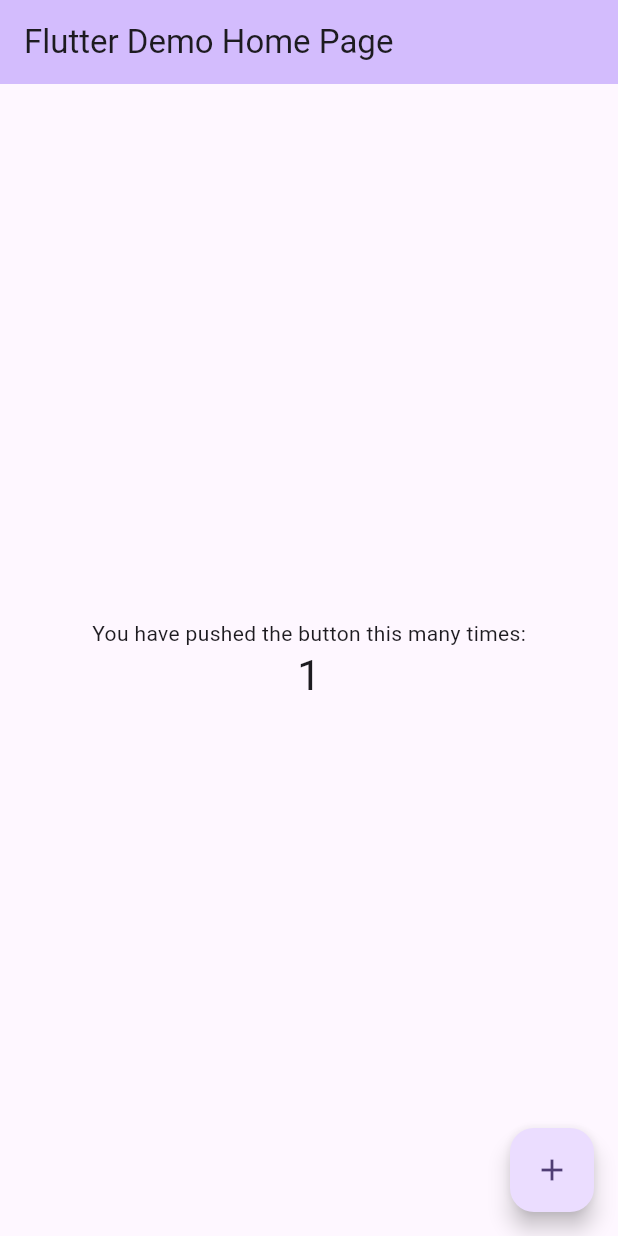
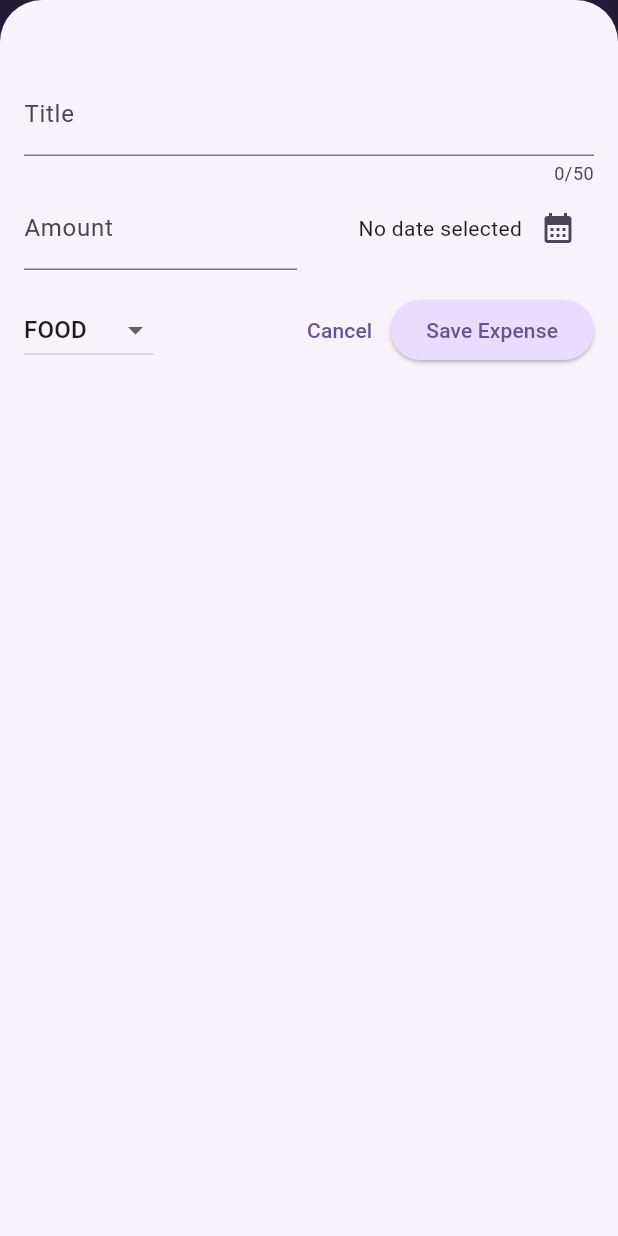
Before and after one commit to Nyctophilia58/expense_tracker, a Flutter app: the screen it shows after launch, after a tap on the "add" icon, on a phone screen of 412 x 824 dp. Run offline on Flutter 3.47's test engine with Material 3 defaults, Android fonts, the phone set to English and light mode, and no system bars.

Commit message:
My expense tracker app

```diff
--- a/lib/main.dart
+++ b/lib/main.dart
@@ -1,4 +1,14 @@
 import 'package:flutter/material.dart';
+import 'package:expense_tracker/widgets/expenses.dart';
+
+var kColorScheme = ColorScheme.fromSeed(
+    seedColor: const Color.fromARGB(255, 96, 59, 181)
+);
+
+var kDarkColorScheme = ColorScheme.fromSeed(
+    brightness: Brightness.dark,
+    seedColor: const Color.fromARGB(255, 5, 99, 125)
+);
 
 void main() {
   runApp(const MyApp());
@@ -11,115 +21,67 @@ class MyApp extends StatelessWidget {
   @override
   Widget build(BuildContext context) {
     return MaterialApp(
-      title: 'Flutter Demo',
-      theme: ThemeData(
-        // This is the theme of your application.
-        //
-        // TRY THIS: Try running your application with "flutter run". You'll see
-        // the application has a purple toolbar. Then, without quitting the app,
-        // try changing the seedColor in the colorScheme below to Colors.green
-        // and then invoke "hot reload" (save your changes or press the "hot
-        // reload" button in a Flutter-supported IDE, or press "r" if you used
-        // the command line to start the app).
-        //
-        // Notice that the counter didn't reset back to zero; the application
-        // state is not lost during the reload. To reset the state, use hot
-        // restart instead.
-        //
-        // This works for code too, not just values: Most code changes can be
-        // tested with just a hot reload.
-        colorScheme: ColorScheme.fromSeed(seedColor: Colors.deepPurple),
+      darkTheme: ThemeData.dark().copyWith(
         useMaterial3: true,
+        colorScheme: kDarkColorScheme,
+        cardTheme: const CardTheme().copyWith(
+          color: kDarkColorScheme.secondaryContainer,
+          margin: const EdgeInsets.symmetric(
+            horizontal: 16,
+            vertical: 8,
+          ),
+        ),
+        elevatedButtonTheme: ElevatedButtonThemeData(
+          style: ElevatedButton.styleFrom(
+            backgroundColor: kDarkColorScheme.primaryContainer,
+            foregroundColor: kDarkColorScheme.onPrimaryContainer,
+          ),
+        ),
+        textTheme: ThemeData.dark().textTheme.copyWith(
+          titleLarge: TextStyle(
+            fontSize: 16,
+            fontWeight: FontWeight.bold,
+            color: kDarkColorScheme.onSecondaryContainer,
+          ),
+        ),
+        iconTheme: const IconThemeData().copyWith(
+          color: kDarkColorScheme.onSecondaryContainer,
+        ),
       ),
-      home: const MyHomePage(title: 'Flutter Demo Home Page'),
+
+      theme: ThemeData().copyWith(
+        useMaterial3: true,
+        colorScheme: kColorScheme,
+        appBarTheme: const AppBarTheme().copyWith(
+          backgroundColor: kColorScheme.onPrimaryContainer,
+          foregroundColor: kColorScheme.primaryContainer,
+        ),
+        cardTheme: const CardTheme().copyWith(
+          color: kColorScheme.secondaryContainer,
+          margin: const EdgeInsets.symmetric(
+            horizontal: 16,
+            vertical: 8,
+          ),
+        ),
+        elevatedButtonTheme: ElevatedButtonThemeData(
+          style: ElevatedButton.styleFrom(
+            backgroundColor: kColorScheme.primaryContainer,
+          ),
+        ),
+        textTheme: ThemeData().textTheme.copyWith(
+          titleLarge: TextStyle(
+            fontSize: 16,
+            fontWeight: FontWeight.bold,
+            color: kColorScheme.onSecondaryContainer,
+          ),
+        ),
+        iconTheme: const IconThemeData().copyWith(
+          color: kColorScheme.onSecondaryContainer,
+        ),
+      ),
+      debugShowCheckedModeBanner: false,
+      home: const Expenses(),
+
     );
   }
 }
-
-class MyHomePage extends StatefulWidget {
-  const MyHomePage({super.key, required this.title});
-
-  // This widget is the home page of your application. It is stateful, meaning
-  // that it has a State object (defined below) that contains fields that affect
-  // how it looks.
-
-  // This class is the configuration for the state. It holds the values (in this
-  // case the title) provided by the parent (in this case the App widget) and
-  // used by the build method of the State. Fields in a Widget subclass are
-  // always marked "final".
-
-  final String title;
-
-  @override
-  State<MyHomePage> createState() => _MyHomePageState();
-}
-
-class _MyHomePageState extends State<MyHomePage> {
-  int _counter = 0;
-
-  void _incrementCounter() {
-    setState(() {
-      // This call to setState tells the Flutter framework that something has
-      // changed in this State, which causes it to rerun the build method below
-      // so that the display can reflect the updated values. If we changed
-      // _counter without calling setState(), then the build method would not be
-      // called again, and so nothing would appear to happen.
-      _counter++;
-    });
-  }
-
-  @override
-  Widget build(BuildContext context) {
-    // This method is rerun every time setState is called, for instance as done
-    // by the _incrementCounter method above.
-    //
-    // The Flutter framework has been optimized to make rerunning build methods
-    // fast, so that you can just rebuild anything that needs updating rather
-    // than having to individually change instances of widgets.
-    return Scaffold(
-      appBar: AppBar(
-        // TRY THIS: Try changing the color here to a specific color (to
-        // Colors.amber, perhaps?) and trigger a hot reload to see the AppBar
-        // change color while the other colors stay the same.
-        backgroundColor: Theme.of(context).colorScheme.inversePrimary,
-        // Here we take the value from the MyHomePage object that was created by
-        // the App.build method, and use it to set our appbar title.
-        title: Text(widget.title),
-      ),
-      body: Center(
-        // Center is a layout widget. It takes a single child and positions it
-        // in the middle of the parent.
-        child: Column(
-          // Column is also a layout widget. It takes a list of children and
-          // arranges them vertically. By default, it sizes itself to fit its
-          // children horizontally, and tries to be as tall as its parent.
-          //
-          // Column has various properties to control how it sizes itself and
-          // how it positions its children. Here we use mainAxisAlignment to
-          // center the children vertically; the main axis here is the vertical
-          // axis because Columns are vertical (the cross axis would be
-          // horizontal).
-          //
-          // TRY THIS: Invoke "debug painting" (choose the "Toggle Debug Paint"
-          // action in the IDE, or press "p" in the console), to see the
-          // wireframe for each widget.
-          mainAxisAlignment: MainAxisAlignment.center,
-          children: <Widget>[
-            const Text(
-              'You have pushed the button this many times:',
-            ),
-            Text(
-              '$_counter',
-              style: Theme.of(context).textTheme.headlineMedium,
-            ),
-          ],
-        ),
-      ),
-      floatingActionButton: FloatingActionButton(
-        onPressed: _incrementCounter,
-        tooltip: 'Increment',
-        child: const Icon(Icons.add),
-      ), // This trailing comma makes auto-formatting nicer for build methods.
-    );
-  }
-}
--- /dev/null
+++ b/lib/models/expense.dart
@@ -0,0 +1,56 @@
+import 'package:flutter/material.dart';
+import 'package:uuid/uuid.dart';
+import 'package:intl/intl.dart';
+
+const uuid = Uuid();
+
+final formatter = DateFormat.yMd();
+
+enum Category{ food, leisure, travel, work, }
+
+const categoryIcons = {
+  Category.food: Icons.lunch_dining,
+  Category.travel: Icons.flight_takeoff,
+  Category.leisure: Icons.movie,
+  Category.work: Icons.work,
+};
+
+class Expense{
+  Expense({
+    required this.title,
+    required this.amount,
+    required this.date,
+    required this.category,
+  }) : id = uuid.v4();
+
+  final String id;
+  final String title;
+  final double amount;
+  final DateTime date;
+  final Category category;
+
+  String get formattedDate{
+    return formatter.format(date);
+  }
+}
+
+class ExpenseBucket {
+  const ExpenseBucket({
+    required this.category,
+    required this.expenses,
+  });
+
+  ExpenseBucket.forCategory(List<Expense> allExpenses, this.category)
+      : expenses = allExpenses.where((expense) => expense.category == category).toList();
+
+  final Category category;
+  final List<Expense> expenses;
+
+  double get totalExpenses {
+    double sum = 0;
+    for(final expense in expenses){
+      sum += expense.amount;
+    }
+    return sum;
+  }
+}
--- /dev/null
+++ b/lib/widgets/chart/chart.dart
@@ -0,0 +1,93 @@
+import 'package:flutter/material.dart';
+import 'package:expense_tracker/models/expense.dart';
+import 'package:expense_tracker/widgets/chart/chart_bar.dart';
+
+class Chart extends StatelessWidget{
+  const Chart({super.key, required this.expenses});
+
+  final List<Expense> expenses;
+
+  List<ExpenseBucket> get buckets {
+    return [
+      ExpenseBucket.forCategory(expenses, Category.food),
+      ExpenseBucket.forCategory(expenses, Category.leisure),
+      ExpenseBucket.forCategory(expenses, Category.travel),
+      ExpenseBucket.forCategory(expenses, Category.work),
+    ];
+  }
+
+  double get maxTotalExpenses {
+    double maxTotalExpense = 0;
+    for(final bucket in buckets){
+      if(bucket.totalExpenses > maxTotalExpense){
+        maxTotalExpense = bucket.totalExpenses;
+      }
+    }
+    return maxTotalExpense;
+  }
+
+  @override
+  Widget build(BuildContext context) {
+    final isDarkMode =
+        MediaQuery.of(context).platformBrightness == Brightness.dark;
+
+    return Container(
+      margin: const EdgeInsets.all(16.0),
+      padding: const EdgeInsets.symmetric(
+        horizontal: 8.0,
+        vertical: 16.0,
+      ),
+      width: double.infinity,
+      height: 180,
+      decoration: BoxDecoration(
+        borderRadius: BorderRadius.circular(8.0),
+        gradient: LinearGradient(
+          colors: [
+            Theme.of(context).colorScheme.primary.withOpacity(0.3),
+            Theme.of(context).colorScheme.primary.withOpacity(0.0),
+          ],
+          begin: Alignment.bottomCenter,
+          end: Alignment.topCenter,
+        ),
+      ),
+      child: Column(
+        children: [
+          Expanded(
+            child: Row(
+              crossAxisAlignment: CrossAxisAlignment.end,
+              children: [
+                for (final bucket in buckets) // alternative to map()
+                  ChartBar(
+                    fill: bucket.totalExpenses == 0
+                        ? 0
+                        : bucket.totalExpenses / maxTotalExpenses,
+                  )
+              ],
+            ),
+          ),
+          const SizedBox(height: 12),
+          Row(
+            children: buckets
+                .map(
+                  (bucket) => Expanded(
+                child: Padding(
+                  padding: const EdgeInsets.symmetric(horizontal: 4),
+                  child: Icon(
+                    categoryIcons[bucket.category],
+                    color: isDarkMode
+                        ? Theme.of(context).colorScheme.secondary
+                        : Theme.of(context)
+                        .colorScheme
+                        .primary
+                        .withOpacity(0.7),
+                  ),
+                ),
+              ),
+            )
+                .toList(),
+          )
+        ],
+      ),
+    );
+  }
+}
--- /dev/null
+++ b/lib/widgets/chart/chart_bar.dart
@@ -0,0 +1,34 @@
+import 'package:flutter/material.dart';
+
+class ChartBar extends StatelessWidget {
+  const ChartBar({
+    super.key,
+    required this.fill,
+  });
+
+  final double fill;
+
+  @override
+  Widget build(BuildContext context) {
+    final isDarkMode =
+        MediaQuery.of(context).platformBrightness == Brightness.dark;
+    return Expanded(
+      child: Padding(
+        padding: const EdgeInsets.symmetric(horizontal: 4),
+        child: FractionallySizedBox(
+          heightFactor: fill,
+          child: DecoratedBox(
+            decoration: BoxDecoration(
+              shape: BoxShape.rectangle,
+              borderRadius:
+              const BorderRadius.vertical(top: Radius.circular(8)),
+              color: isDarkMode
+                  ? Theme.of(context).colorScheme.secondary
+                  : Theme.of(context).colorScheme.primary.withOpacity(0.65),
+            ),
+          ),
+        ),
+      ),
+    );
+  }
+}
--- /dev/null
+++ b/lib/widgets/expenses.dart
@@ -0,0 +1,104 @@
+import 'package:flutter/material.dart';
+import 'package:expense_tracker/models/expense.dart';
+import 'chart/chart.dart';
+import 'expenses_list/expenses_list.dart';
+import 'new_expense.dart';
+
+class Expenses extends StatefulWidget{
+  const Expenses({super.key});
+
+  @override
+  State<Expenses> createState() => _ExpensesState();
+}
+
+class _ExpensesState extends State<Expenses> {
+  final List<Expense> _registeredExpenses = [
+    Expense(
+      title: 'Groceries',
+      amount: 50.00,
+      date: DateTime.now(),
+      category: Category.food,
+    ),
+
+    Expense(
+      title: 'Flight to Paris',
+      amount: 300.00,
+      date: DateTime.now(),
+      category: Category.travel,
+    ),
+
+  ];
+
+  void _openAddExpenseOverlay(){
+    showModalBottomSheet(
+      isScrollControlled: true,
+      context: context,
+      builder: (context) => NewExpense(onAddExpense: _addExpense),
+    );
+  }
+
+  void _addExpense(Expense newExpense){
+    setState(() {
+      _registeredExpenses.add(newExpense);
+    });
+  }
+
+  void _removeExpense(Expense expense) {
+    final expenseIndex = _registeredExpenses.indexOf(expense);
+    setState(() {
+      _registeredExpenses.remove(expense);
+    });
+
+    ScaffoldMessenger.of(context).clearSnackBars();
+    ScaffoldMessenger.of(context).showSnackBar(
+        SnackBar(
+          duration: const Duration(seconds: 3),
+          content: const Text('Expense deleted!'),
+          action: SnackBarAction(
+              label: 'Undo',
+              onPressed: () {
+                setState(() {
+                  _registeredExpenses.insert(expenseIndex, expense);
+                });
+              }
+          ),
+        )
+    );
+  }
+
+
+  @override
+  Widget build(BuildContext context) {
+    Widget mainContent = const Center(
+      child: Text('No expenses added yet! Start adding some...'),
+    );
+
+    if(_registeredExpenses.isNotEmpty){
+      mainContent = ExpensesList(
+        expenses: _registeredExpenses,
+        onRemoveExpense: _removeExpense,
+      );
+    }
+
+    return Scaffold(
+      appBar: AppBar(
+        title: const Text('Flutter ExpenseTracker'),
+        centerTitle: true,
+        actions: [
+          IconButton(
+            icon: const Icon(Icons.add),
+            onPressed: _openAddExpenseOverlay,
+          ),
+        ],
+      ),
+      body: Column(
+        children:[
+          Chart(expenses: _registeredExpenses),
+          Expanded(
+            child: mainContent,
+          ),
+        ],
+      ),
+    );
+  }
+}
--- /dev/null
+++ b/lib/widgets/expenses_list/expense_item.dart
@@ -0,0 +1,47 @@
+import 'package:flutter/material.dart';
+import '../../models/expense.dart';
+
+class ExpenseItem extends StatelessWidget {
+  const ExpenseItem(this.expense, {super.key});
+
+  final Expense expense;
+
+  @override
+  Widget build(BuildContext context) {
+    return Card(
+      child: Padding(
+          padding: const EdgeInsets.symmetric(
+              horizontal: 20.0,
+              vertical: 16.0
+          ),
+          child: Column(
+            crossAxisAlignment: CrossAxisAlignment.start,
+            children: [
+              Text(
+                expense.title,
+                style: Theme.of(context).textTheme.titleLarge,
+              ),
+              const SizedBox(height: 4.0),
+              Row(
+                children: [
+                  Text(
+                    '\$${expense.amount.toStringAsFixed(2)}',
+                  ),
+                  const Spacer(),
+                  Row(
+                    children: [
+                      Icon(categoryIcons[expense.category]),
+                      const SizedBox(width: 8.0),
+                      Text(
+                        expense.formattedDate,
+                      )
+                    ],
+                  ),
+                ],
+              )
+            ],
+          )
+      ),
+    );
+  }
+}
--- /dev/null
+++ b/lib/widgets/expenses_list/expenses_list.dart
@@ -0,0 +1,30 @@
+import 'package:flutter/material.dart';
+import '../../models/expense.dart';
+import 'expense_item.dart';
+
+class ExpensesList extends StatelessWidget{
+  const ExpensesList({super.key, required this.expenses, required this.onRemoveExpense});
+
+  final List<Expense> expenses;
+  final void Function(Expense expense) onRemoveExpense;
+
+  @override
+  Widget build(BuildContext context) {
+    return ListView.builder(
+      itemCount: expenses.length,
+      itemBuilder: (context, index) => Dismissible(
+        background: Container(
+            color: Theme.of(context).colorScheme.error.withOpacity(0.75),
+            margin: EdgeInsets.symmetric(
+              horizontal: Theme.of(context).cardTheme.margin!.horizontal,
+            )
+        ),
+        key: ValueKey(expenses[index].id),
+        onDismissed: (direction) {
+          onRemoveExpense(expenses[index]);
+        },
+        child: ExpenseItem(expenses[index]),
+      ),
+    );
+  }
+}
--- /dev/null
+++ b/lib/widgets/new_expense.dart
@@ -0,0 +1,165 @@
+import 'package:flutter/material.dart';
+import 'package:expense_tracker/models/expense.dart';
+
+class NewExpense extends StatefulWidget{
+  const NewExpense({super.key, required this.onAddExpense});
+
+  final void Function(Expense) onAddExpense;
+
+  @override
+  State<NewExpense> createState() => _NewExpenseState();
+}
+
+class _NewExpenseState extends State<NewExpense> {
+
+  final _titleController = TextEditingController();
+  final _amountController = TextEditingController();
+
+  DateTime? _selectedDate;
+
+  Category _selectedCategory = Category.food;
+
+  void _presentDatePicker() async {
+    final now = DateTime.now();
+    final firstDate = DateTime(now.year - 1, now.month, now.day);
+    final pickedDate = await showDatePicker(
+      context: context,
+      initialDate: now,
+      firstDate: firstDate,
+      lastDate: now,
+    );
+
+    setState(() {
+      _selectedDate = pickedDate;
+    });
+  }
+
+  void _submitExpenseData() {
+    final enteredAmount = double.tryParse(_amountController.text);
+    final amountIsValid = enteredAmount == null || enteredAmount <= 0;
+
+    if(_titleController.text.trim().isEmpty || amountIsValid || _selectedDate == null) {
+      showDialog(
+          context: context,
+          builder: (context) {
+            return AlertDialog(
+              title: const Text('Invalid input'),
+              content: const Text('Please make sure a valid title, amount, date and category was entered.'),
+              actions: [
+                TextButton(
+                  onPressed: () {
+                    Navigator.of(context).pop();
+                  },
+                  child: const Text('Okay'),
+                )
+              ],
+            );
+          }
+      );
+      return;
+    }
+
+    widget.onAddExpense(
+      Expense(
+        title: _titleController.text,
+        amount: enteredAmount,
+        date: _selectedDate!,
+        category: _selectedCategory,
+      ),
+    );
+    Navigator.pop(context);
+  }
+
+  @override
+  void dispose() {
+    _titleController.dispose();
+    _amountController.dispose();
+    super.dispose();
+  }
+
+  @override
+  Widget build(BuildContext context) {
+    return Padding(
+        padding: const EdgeInsets.fromLTRB(16, 48, 16, 16),
+        child: Column(
+          children: [
+            TextField(
+              controller: _titleController,
+              maxLength: 50,
+              decoration: const InputDecoration(
+                labelText: 'Title',
+              ),
+            ),
+
+            Row(
+              children: [
+                Expanded(
+                  child: TextField(
+                    controller: _amountController,
+                    keyboardType: TextInputType.number,
+                    decoration: const InputDecoration(
+                      prefixText: '\$ ',
+                      labelText: 'Amount',
+                    ),
+                  ),
+                ),
+                const SizedBox(width: 16),
+                Expanded(
+                    child: Row(
+                      mainAxisAlignment: MainAxisAlignment.end,
+                      crossAxisAlignment: CrossAxisAlignment.center,
+                      children: [
+                        Text(_selectedDate == null
+                            ? 'No date selected'
+                            : formatter.format(_selectedDate!)
+                        ),
+                        IconButton(
+                          onPressed: _presentDatePicker,
+                          icon: const Icon(Icons.calendar_month),
+                        )
+                      ],
+                    )
+                )
+              ],
+            ),
+
+            const SizedBox(height: 16),
+
+            Row(
+              children: [
+                DropdownButton(
+                  value: _selectedCategory,
+                  items: Category.values.map((category) {
+                    return DropdownMenuItem(
+                      value: category,
+                      child: Text(category.name.toUpperCase(),
+                      ),
+                    );
+                  }).toList(),
+                  onChanged: (value) {
+                    if (value == null) return;
+                    setState(() {
+                      _selectedCategory = value;
+                    });
+                  },
+                ),
+
+                const Spacer(),
+
+                TextButton(
+                  onPressed: (){
+                    Navigator.of(context).pop();
+                  },
+                  child: const Text('Cancel'),
+                ),
+                ElevatedButton(
+                  onPressed: _submitExpenseData,
+                  child: const Text('Save Expense'),
+                ),
+              ],
+            )
+          ],
+        )
+    );
+  }
+}
```
Also changed, not shown: pubspec.yaml (+6 -1 lines), pubspec.lock, 3 other files.
